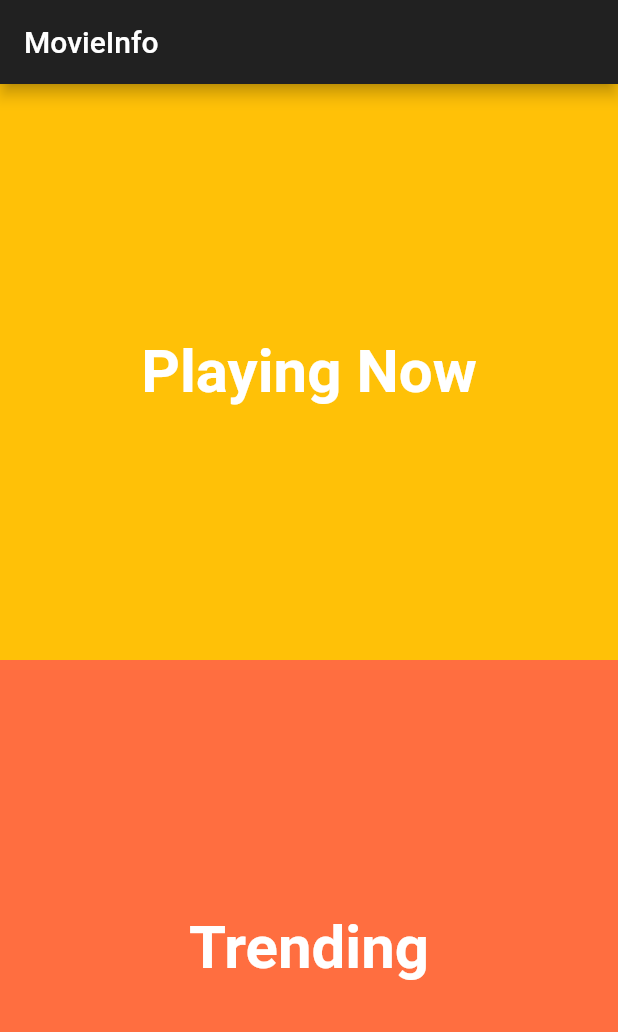
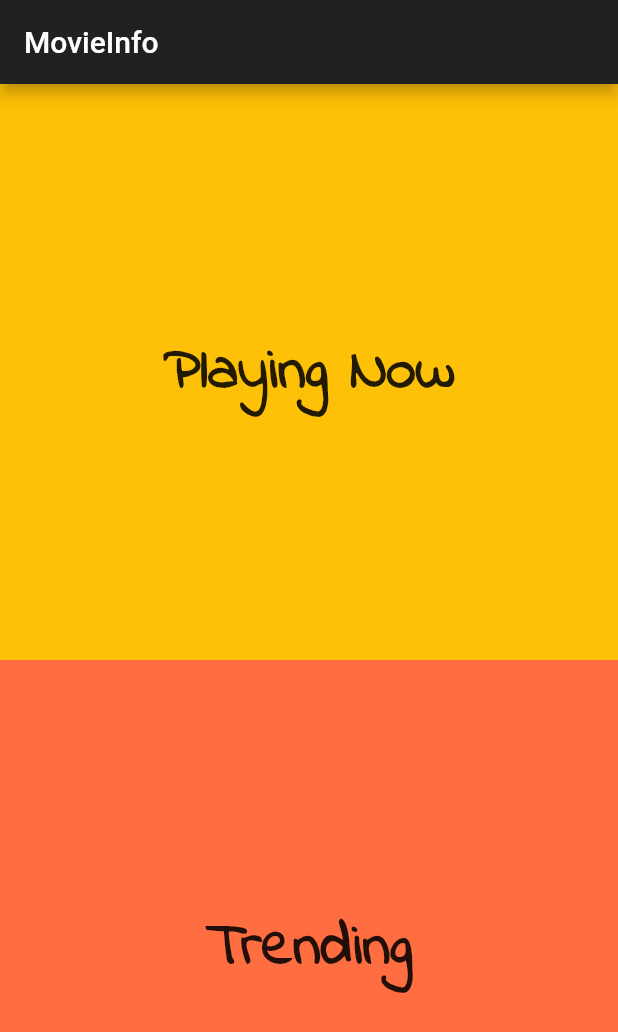
Before and after one commit to ocalvet/movie_info, a Flutter app: the screen it shows after launch, on a phone screen of 412 x 824 dp. Shown: the top 1032 px of the screen. Run offline on Flutter 3.47's test engine with Material 2 defaults, Android fonts, the phone set to English and light mode, and no system bars; our stand-ins replace rxdart.

Commit message:
Use the IndieFlower font

```diff
--- a/lib/src/home_page.dart
+++ b/lib/src/home_page.dart
@@ -25,6 +25,8 @@ class HomePage extends StatelessWidget {
                   'Playing Now',
                   style: TextStyle(
                     fontSize: 40,
+                    fontFamily: 'IndieFlower',
+                    color: Colors.black87,
                     fontWeight: FontWeight.w600,
                   ),
                 ),
@@ -44,6 +46,8 @@ class HomePage extends StatelessWidget {
                   'Trending',
                   style: TextStyle(
                     fontSize: 40,
+                    fontFamily: 'IndieFlower',
+                    color: Colors.black87,
                     fontWeight: FontWeight.w600,
                   ),
                 ),
--- a/pubspec.yaml
+++ b/pubspec.yaml
@@ -57,7 +57,11 @@ flutter:
   # "family" key with the font family name, and a "fonts" key with a
   # list giving the asset and other descriptors for the font. For
   # example:
-  # fonts:
+  fonts:
+    - family: IndieFlower
+      fonts:
+        - asset: lib/fonts/IndieFlower.ttf
+          weight: 400
   #   - family: Schyler
   #     fonts:
   #       - asset: fonts/Schyler-Regular.ttf
```
